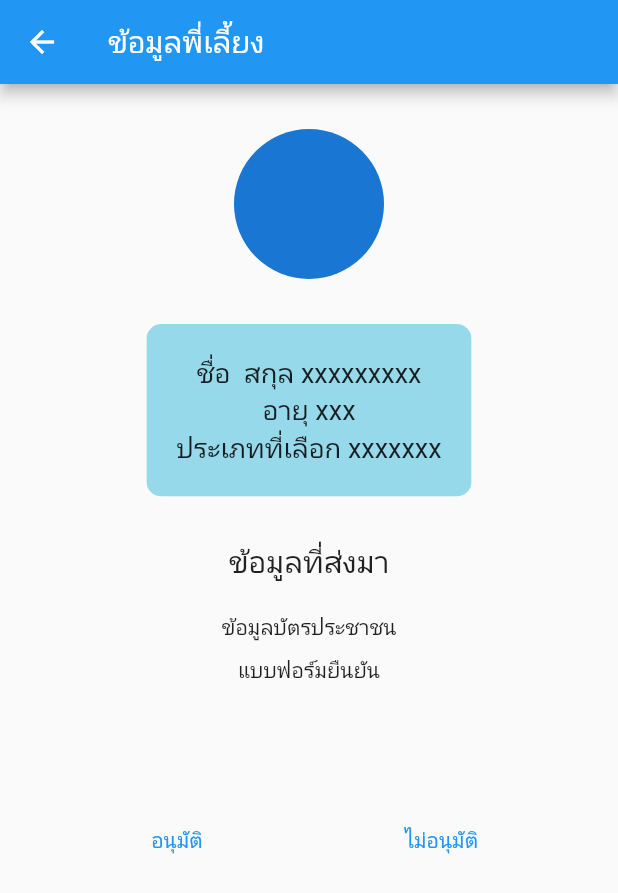
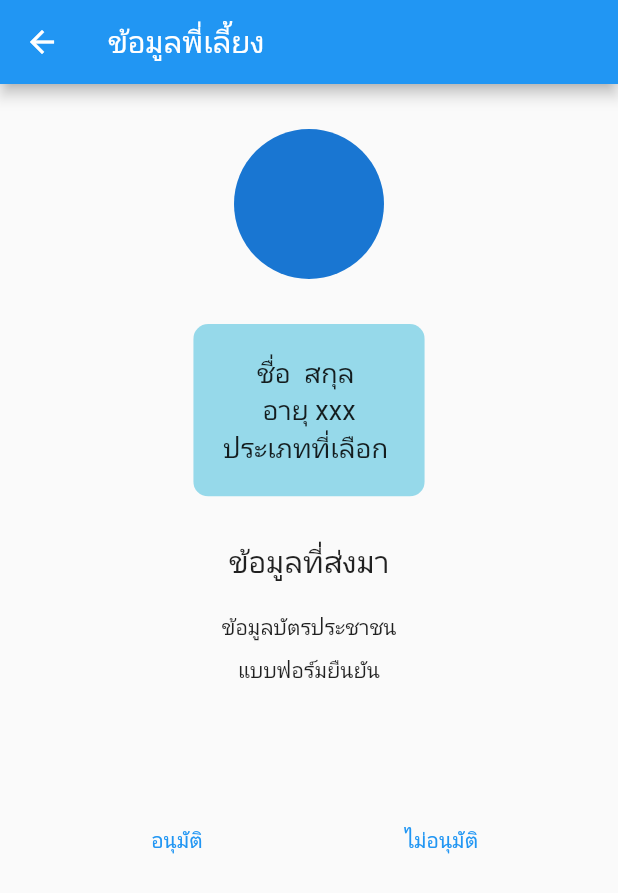
Before and after one commit to nutcras/caregiver_manager, a Flutter app: the ConfirmMentor screen opened directly with empty values, after a tap on "อนุมัติ", on a phone screen of 412 x 824 dp. Shown: the top 893 px of the screen. Run offline on Flutter 3.47's test engine with Material 2 defaults, Android fonts, the phone set to English and light mode, and no system bars; our stand-ins replace flutter_easyloading, flutter_rating_bar, shared_preferences; accounts and stored records are empty; network calls fail.

Commit message:
ver08-07-65

```diff
--- a/lib/views/confirm_mentor.dart
+++ b/lib/views/confirm_mentor.dart
@@ -13,7 +13,9 @@ class _ConfirmMentorState extends State<ConfirmMentor> {
   @override
   Widget build(BuildContext context) {
     return Scaffold(
-      appBar: AppBar(title: Text('ข้อมูลพี่เลี้ยง'),),
+      appBar: AppBar(
+        title: Text('ข้อมูลพี่เลี้ยง'),
+      ),
       body: Container(
         padding: const EdgeInsets.all(30),
         child: Column(children: [
@@ -29,11 +31,11 @@ class _ConfirmMentorState extends State<ConfirmMentor> {
               child: Column(
                 children: [
                   Text(
-                    'ชื่อ ${widget.data['fname']} สกุล xxxxxxxxx',
+                    'ชื่อ ${widget.data['men_fname']} สกุล ${widget.data['men_lname']}',
                     style: const TextStyle(fontSize: 18),
                   ),
                   Text('อายุ xxx', style: const TextStyle(fontSize: 18)),
-                  Text('ประเภทที่เลือก xxxxxxx',
+                  Text('ประเภทที่เลือก ${widget.data['type']}',
                       style: const TextStyle(fontSize: 18)),
                 ],
               ),
@@ -61,7 +63,7 @@ class _ConfirmMentorState extends State<ConfirmMentor> {
               Expanded(
                 child: TextButton(
                   onPressed: () {
-                    confirmMentor(widget.data['idm'], "accept", context);
+                    confirmMentor(widget.data['men_id'], "accept", context);
                   },
                   child: Text('อนุมัติ'),
                 ),
@@ -69,7 +71,7 @@ class _ConfirmMentorState extends State<ConfirmMentor> {
               Expanded(
                   child: TextButton(
                 onPressed: () {
-                  confirmMentor(widget.data['idm'], "decline", context);
+                  confirmMentor(widget.data['men_id'], "decline", context);
                 },
                 child: Text('ไม่อนุมัติ'),
               ))
--- a/lib/views/profile_manager.dart
+++ b/lib/views/profile_manager.dart
@@ -23,8 +23,8 @@ class _ProfilesState extends State<Profiles> {
     var item = await getdataprofile();
     setState(() {
       data = item;
-      fname.text = data['fname'];
-      lname.text = data['lname'];
+      fname.text = data['manager_fname'];
+      lname.text = data['manager_lname'];
     });
   }
 
```
Also changed, not shown: lib/configs/api.dart (+1 -21 lines), lib/views/acept_mentor.dart (+7 -4 lines), lib/views/review/all_mentor.dart (+4 -3 lines).
